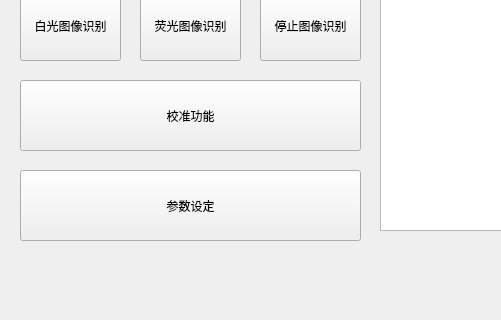
Old version of the form cebs/form_qt/cebsMainForm.ui in the repository Baxianxiahai/med; both pictures show x 0 to 501 and y 233 to 553 of the 1202 by 683 pixel window.
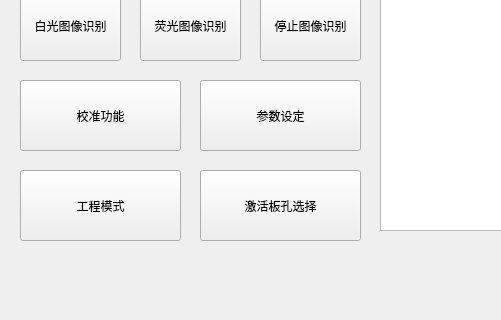
New version of the form.

The edit to the form file:
```diff
--- a/cebs/form_qt/cebsMainForm.ui
+++ b/cebs/form_qt/cebsMainForm.ui
@@ -157,7 +157,7 @@
      <rect>
       <x>20</x>
       <y>290</y>
-      <width>341</width>
+      <width>161</width>
       <height>71</height>
      </rect>
     </property>
@@ -194,9 +194,9 @@
    <widget class="QPushButton" name="pushButton_gpar_set">
     <property name="geometry">
      <rect>
-      <x>20</x>
-      <y>380</y>
-      <width>341</width>
+      <x>200</x>
+      <y>290</y>
+      <width>161</width>
       <height>71</height>
      </rect>
     </property>
@@ -230,6 +230,32 @@
      <string>荧光图像识别</string>
     </property>
    </widget>
+   <widget class="QPushButton" name="pushButton_meng_sel">
+    <property name="geometry">
+     <rect>
+      <x>20</x>
+      <y>380</y>
+      <width>161</width>
+      <height>71</height>
+     </rect>
+    </property>
+    <property name="text">
+     <string>工程模式</string>
+    </property>
+   </widget>
+   <widget class="QPushButton" name="pushButton_saht_sel">
+    <property name="geometry">
+     <rect>
+      <x>200</x>
+      <y>380</y>
+      <width>161</width>
+      <height>71</height>
+     </rect>
+    </property>
+    <property name="text">
+     <string>激活板孔选择</string>
+    </property>
+   </widget>
   </widget>
   <widget class="QMenuBar" name="menubar">
    <property name="geometry">
```
Left out of the diff: 42 changed lines with no effect on the pictures.
